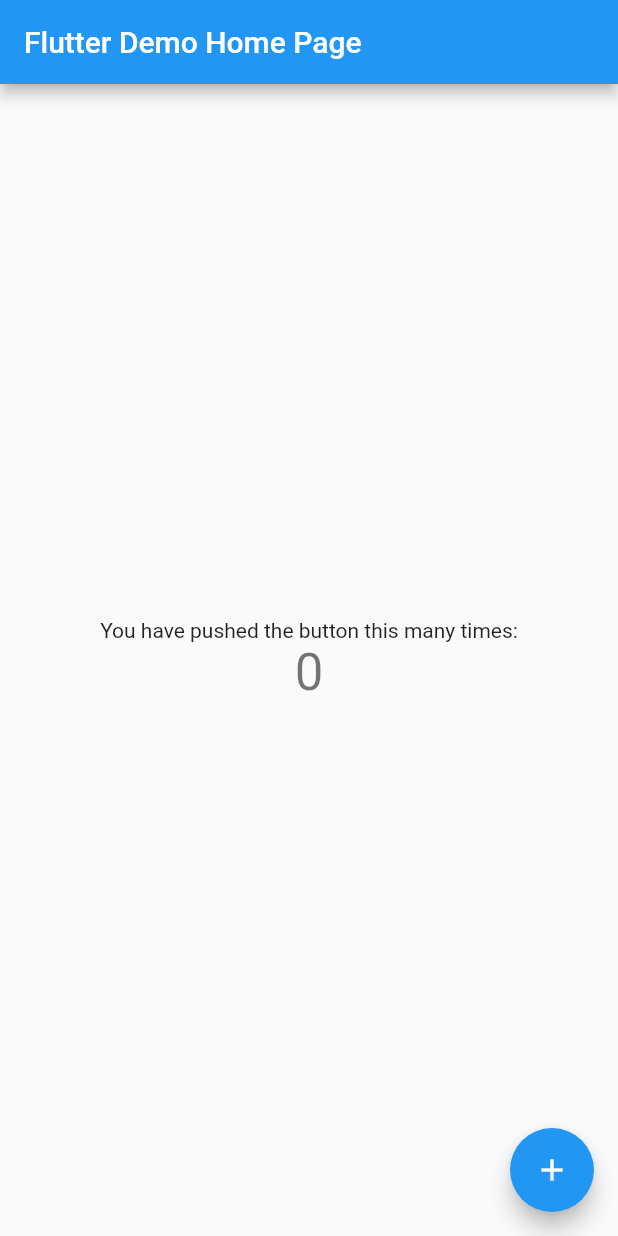
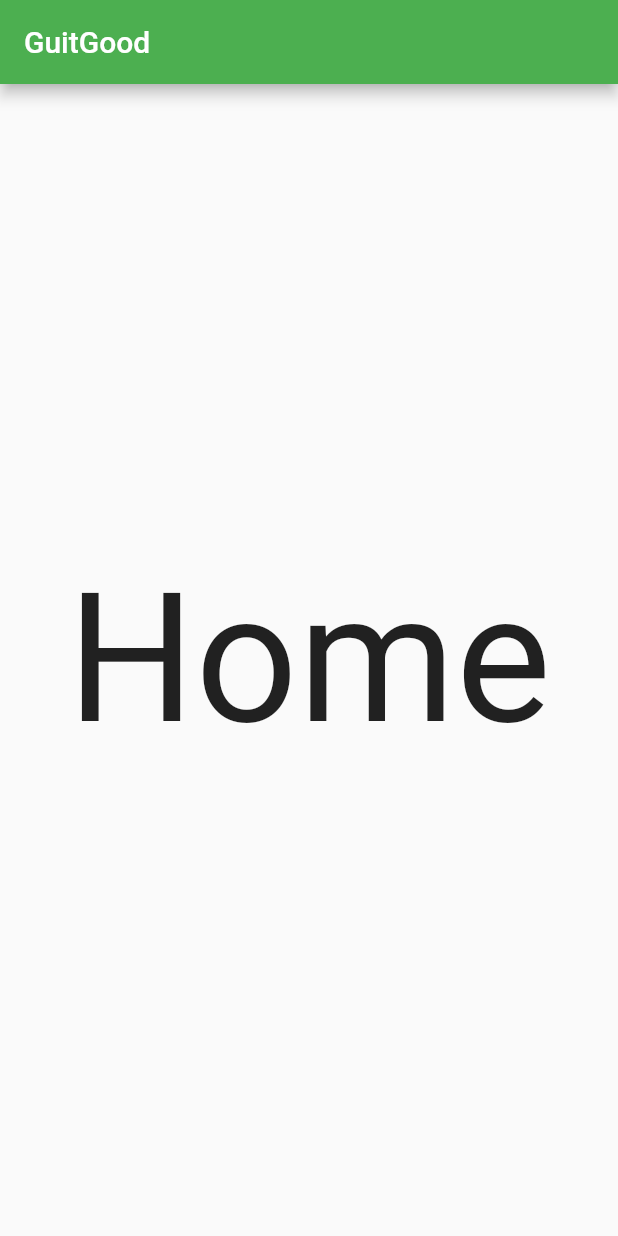
Before and after one commit to ReneP8/GuitGood, a Flutter app: the screen it shows after launch, on a phone screen of 412 x 824 dp. Run offline on Flutter 3.47's test engine with Material 2 defaults, Android fonts, the light colour scheme and no system bars.

Commit message:
implemented home screen

```diff
--- a/guit_good/lib/main.dart
+++ b/guit_good/lib/main.dart
@@ -1,113 +1,19 @@
 import 'package:flutter/material.dart';
+import 'package:guit_good/screens/home.dart';
 
 void main() {
   runApp(MyApp());
 }
 
 class MyApp extends StatelessWidget {
-  // This widget is the root of your application.
   @override
   Widget build(BuildContext context) {
     return MaterialApp(
-      title: 'Flutter Demo',
+      title: 'GuitGood',
       theme: ThemeData(
-        // This is the theme of your application.
-        //
-        // Try running your application with "flutter run". You'll see the
-        // application has a blue toolbar. Then, without quitting the app, try
-        // changing the primarySwatch below to Colors.green and then invoke
-        // "hot reload" (press "r" in the console where you ran "flutter run",
-        // or simply save your changes to "hot reload" in a Flutter IDE).
-        // Notice that the counter didn't reset back to zero; the application
-        // is not restarted.
-        primarySwatch: Colors.blue,
+        primarySwatch: Colors.green,
       ),
-      home: MyHomePage(title: 'Flutter Demo Home Page'),
+      home: Home(title: 'GuitGood'),
     );
   }
 }
-
-class MyHomePage extends StatefulWidget {
-  MyHomePage({Key key, this.title}) : super(key: key);
-
-  // This widget is the home page of your application. It is stateful, meaning
-  // that it has a State object (defined below) that contains fields that affect
-  // how it looks.
-
-  // This class is the configuration for the state. It holds the values (in this
-  // case the title) provided by the parent (in this case the App widget) and
-  // used by the build method of the State. Fields in a Widget subclass are
-  // always marked "final".
-
-  final String title;
-
-  @override
-  _MyHomePageState createState() => _MyHomePageState();
-}
-
-class _MyHomePageState extends State<MyHomePage> {
-  int _counter = 0;
-
-  void _incrementCounter() {
-    setState(() {
-      // This call to setState tells the Flutter framework that something has
-      // changed in this State, which causes it to rerun the build method below
-      // so that the display can reflect the updated values. If we changed
-      // _counter without calling setState(), then the build method would not be
-      // called again, and so nothing would appear to happen.
-      _counter++;
-    });
-  }
-
-  @override
-  Widget build(BuildContext context) {
-    // This method is rerun every time setState is called, for instance as done
-    // by the _incrementCounter method above.
-    //
-    // The Flutter framework has been optimized to make rerunning build methods
-    // fast, so that you can just rebuild anything that needs updating rather
-    // than having to individually change instances of widgets.
-    return Scaffold(
-      appBar: AppBar(
-        // Here we take the value from the MyHomePage object that was created by
-        // the App.build method, and use it to set our appbar title.
-        title: Text(widget.title),
-      ),
-      body: Center(
-        // Center is a layout widget. It takes a single child and positions it
-        // in the middle of the parent.
-        child: Column(
-          // Column is also a layout widget. It takes a list of children and
-          // arranges them vertically. By default, it sizes itself to fit its
-          // children horizontally, and tries to be as tall as its parent.
-          //
-          // Invoke "debug painting" (press "p" in the console, choose the
-          // "Toggle Debug Paint" action from the Flutter Inspector in Android
-          // Studio, or the "Toggle Debug Paint" command in Visual Studio Code)
-          // to see the wireframe for each widget.
-          //
-          // Column has various properties to control how it sizes itself and
-          // how it positions its children. Here we use mainAxisAlignment to
-          // center the children vertically; the main axis here is the vertical
-          // axis because Columns are vertical (the cross axis would be
-          // horizontal).
-          mainAxisAlignment: MainAxisAlignment.center,
-          children: <Widget>[
-            Text(
-              'You have pushed the button this many times:',
-            ),
-            Text(
-              '$_counter',
-              style: Theme.of(context).textTheme.headline4,
-            ),
-          ],
-        ),
-      ),
-      floatingActionButton: FloatingActionButton(
-        onPressed: _incrementCounter,
-        tooltip: 'Increment',
-        child: Icon(Icons.add),
-      ), // This trailing comma makes auto-formatting nicer for build methods.
-    );
-  }
-}
--- /dev/null
+++ b/guit_good/lib/screens/home.dart
@@ -0,0 +1,21 @@
+import 'package:flutter/cupertino.dart';
+import 'package:flutter/material.dart';
+
+class Home extends StatefulWidget {
+  final String title;
+
+  const Home({Key key, this.title}) : super(key: key);
+
+  @override
+  _HomeState createState() => _HomeState();
+}
+
+class _HomeState extends State<Home> {
+  @override
+  Widget build(BuildContext context) {
+    return Scaffold(
+      appBar: AppBar(title: Text(widget.title)),
+      body: Center(child: Text('Home' , style: TextStyle(fontSize: 120.0),)),
+    );
+  }
+}
```
